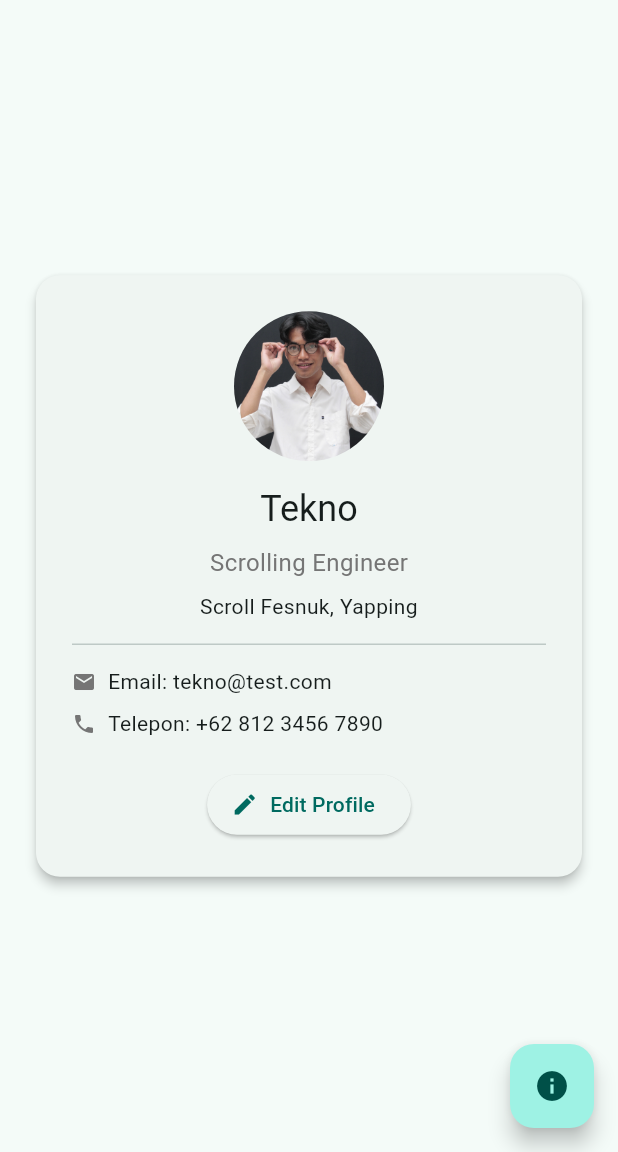
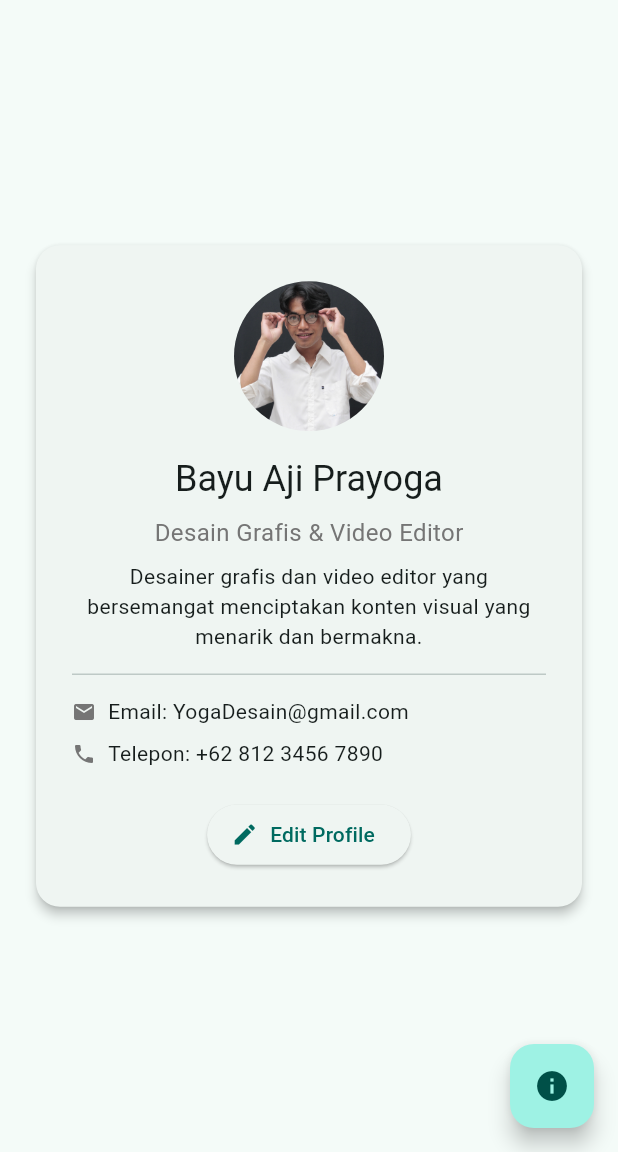
Before and after one commit to BayuAjiPrayoga/MOBILE2-FLUTTER, a Flutter app: the screen it shows after launch, on a phone screen of 412 x 824 dp, the part 84-1236 px from its top. Run offline on Flutter 3.47's test engine with Material 3 defaults, Android fonts, the phone set to English and light mode, and no system bars; Roboto replaces fonts that are missing (Poppins).

Commit message:
Update README screenshots and add screenshot assets

```diff
--- a/lib/screens/profile_page.dart
+++ b/lib/screens/profile_page.dart
@@ -16,10 +16,11 @@ class _ProfilePageState extends State<ProfilePage> {
   final TextEditingController _phoneController = TextEditingController();
 
   // Initial data
-  String name = 'Tekno';
-  String title = 'Scrolling Engineer';
-  String description = 'Scroll Fesnuk, Yapping';
-  String email = 'tekno@test.com';
+  String name = 'Bayu Aji Prayoga';
+  String title = 'Desain Grafis & Video Editor';
+  String description =
+      'Desainer grafis dan video editor yang bersemangat menciptakan konten visual yang menarik dan bermakna.';
+  String email = 'YogaDesain@gmail.com';
   String phone = '+62 812 3456 7890';
   final String imageUrl = 'https://flutter.dev/images/flutter-logo-sharing.png';
 
```
Also changed, not shown: lib/assets/edit profile.png (added), lib/assets/mode gelap.png (added), lib/assets/mode terang.png (added), lib/assets/pop up tentang.png (added), lib/assets/tantang aplikasi.png (added), 1 other file.
